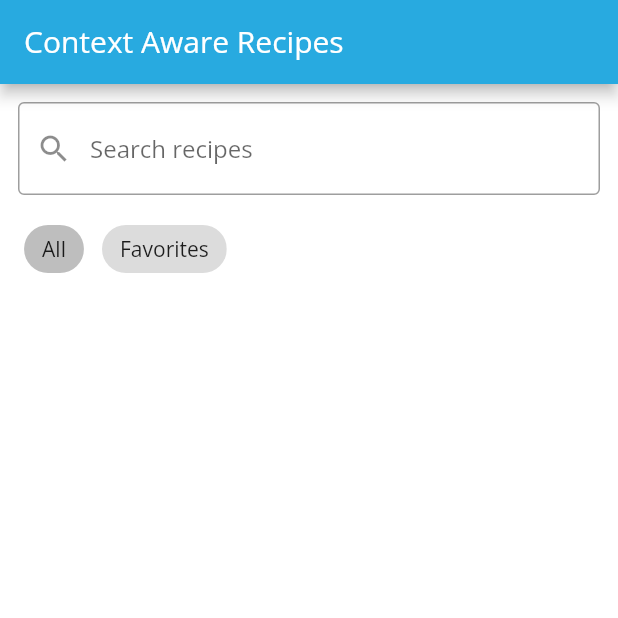
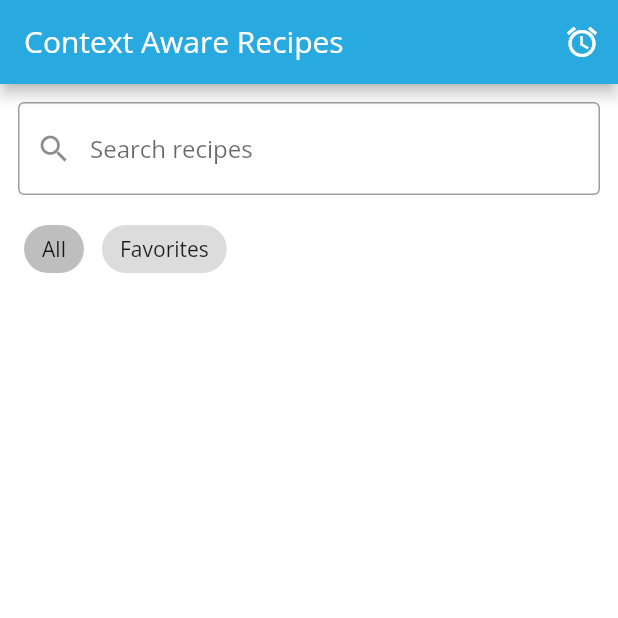
Before and after one commit to appmaking185/context-aware-recipe-app, a Flutter app: the screen it shows after launch, on a phone screen of 412 x 824 dp, the top half of it. Run offline on Flutter 3.47's test engine with Material 3 defaults, Android fonts, the phone set to English and light mode, and no system bars; our stand-ins replace auto_route, bloc, cached_network_image, connectivity_plus, dartz, dio and 15 more; accounts and stored records are empty; network calls fail.

Commit message:
solved compatibility issue

```diff
--- a/lib/presentation/ui/recipe/recipe_home_page.dart
+++ b/lib/presentation/ui/recipe/recipe_home_page.dart
@@ -1,6 +1,7 @@
 import 'package:auto_route/auto_route.dart';
 import 'package:flutter/material.dart';
 import 'package:flutter_bloc/flutter_bloc.dart';
+import 'package:ivtexsolutionsapp/data/services/meal_notification_service.dart';
 import 'package:ivtexsolutionsapp/presentation/bloc/recipeBloc/recipe_bloc.dart';
 import 'package:ivtexsolutionsapp/presentation/ui/recipe/recipe_detail_page.dart';
 import 'package:ivtexsolutionsapp/presentation/ui/recipe/widgets/empty_state.dart';
@@ -8,7 +9,6 @@ import 'package:ivtexsolutionsapp/presentation/ui/recipe/widgets/recipe_loaded_v
 import 'package:ivtexsolutionsapp/presentation/ui/recipe/widgets/recipe_mode_toggle.dart';
 import 'package:ivtexsolutionsapp/presentation/ui/recipe/widgets/recipe_search_bar.dart';
 import 'package:ivtexsolutionsapp/presentation/ui/recipe/widgets/recipe_shimmer_list.dart';
-
 
 @RoutePage()
 class RecipeHomePage extends StatefulWidget {
@@ -39,14 +39,34 @@ class _RecipeHomePageState extends State<RecipeHomePage> {
     return Scaffold(
       appBar: AppBar(
         title: const Text('Context Aware Recipes'),
+        actions: [
+          IconButton(
+            icon: const Icon(Icons.alarm),
+            onPressed: () async {
+              final service = MealNotificationService();
+              await service.scheduleQuickMealTestNotifications();
+              ScaffoldMessenger.of(context).showSnackBar(
+                SnackBar(
+                  content: const Text(
+                    'Notification will arrive in about 30 seconds. Please wait...',
                   ),
-      body: Column(
+                  duration: const Duration(seconds: 5),
+                  backgroundColor: Colors.green,
+                ),
+              );
+            },
+          ),
+        ],
+      ),
+      body: SafeArea(
+        child: Column(
           children: [
             RecipeSearchBar(
               controller: _searchController,
               enabled: !_showingFavorites,
-            onChanged: (value) =>
-                context.read<RecipeBloc>().add(SearchRecipeEvent(value.trim())),
+              onChanged: (value) => context.read<RecipeBloc>().add(
+                SearchRecipeEvent(value.trim()),
+              ),
             ),
             RecipeModeToggle(
               showingFavorites: _showingFavorites,
@@ -79,9 +99,9 @@ class _RecipeHomePageState extends State<RecipeHomePage> {
                     return RecipeLoadedView(
                       state: state,
                       onOpenRecipe: (recipe, isFav) {
-                      context
-                          .read<RecipeBloc>()
-                          .add(OpenRecipeDetailEvent(recipe));
+                        context.read<RecipeBloc>().add(
+                          OpenRecipeDetailEvent(recipe),
+                        );
                         Navigator.push(
                           context,
                           MaterialPageRoute(
@@ -91,9 +111,9 @@ class _RecipeHomePageState extends State<RecipeHomePage> {
                         );
                       },
                       onToggleFavorite: (recipe) {
-                      context
-                          .read<RecipeBloc>()
-                          .add(ToggleFavoriteEvent(recipe));
+                        context.read<RecipeBloc>().add(
+                          ToggleFavoriteEvent(recipe),
+                        );
                       },
                     );
                   }
@@ -103,6 +123,7 @@ class _RecipeHomePageState extends State<RecipeHomePage> {
             ),
           ],
         ),
+      ),
     );
   }
 
```
Also changed, not shown: 1 other file. Lines whose indentation alone changed are shown as unchanged.
